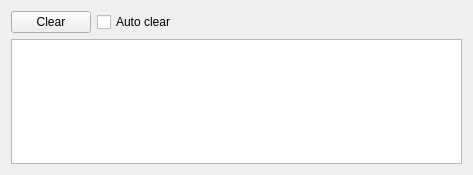
Qt form src/trunk/ui/ui_LogWidget.ui (rexMingla/my-renamer) before a commit.
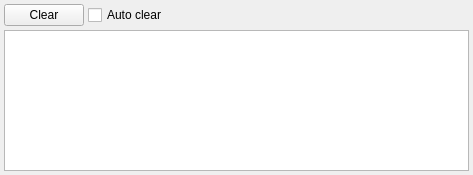
The same form after that commit.

Diff of the .ui file:
```diff
--- a/src/trunk/ui/ui_LogWidget.ui
+++ b/src/trunk/ui/ui_LogWidget.ui
@@ -17,6 +17,12 @@
    <string/>
   </property>
   <layout class="QVBoxLayout" name="verticalLayout">
+   <property name="spacing">
+    <number>4</number>
+   </property>
+   <property name="margin">
+    <number>4</number>
+   </property>
    <item>
     <layout class="QHBoxLayout" name="horizontalLayout">
      <item>
@@ -61,12 +67,12 @@
     </layout>
    </item>
    <item>
-    <widget class="QTextEdit" name="logText_">
-     <property name="enabled">
-      <bool>true</bool>
+    <widget class="QTableView" name="logView_">
+     <property name="selectionMode">
+      <enum>QAbstractItemView::NoSelection</enum>
      </property>
-     <property name="readOnly">
-      <bool>true</bool>
+     <property name="selectionBehavior">
+      <enum>QAbstractItemView::SelectRows</enum>
      </property>
     </widget>
    </item>
```
